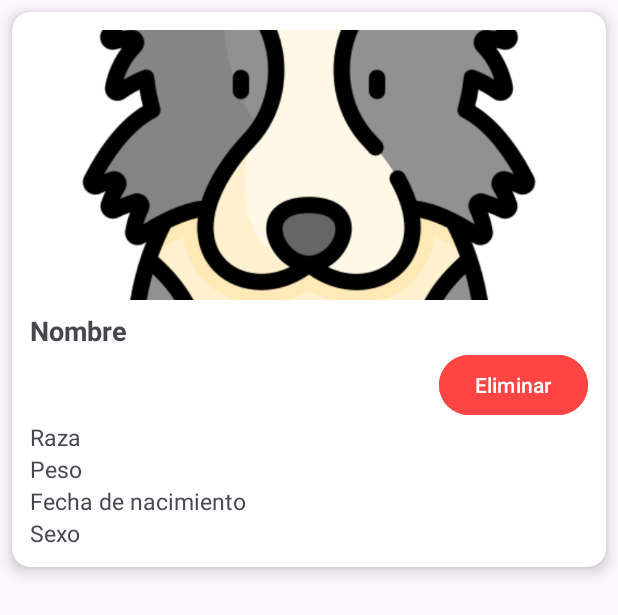
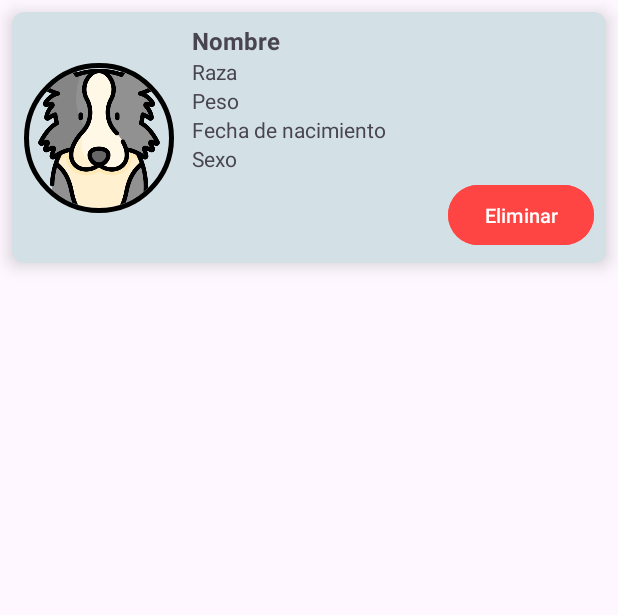
Before and after one commit to Jorch1710/Medipet, an Android app: the layout item_mascota_card.xml on its own in the app's theme, with its tools: preview values and no code run, on a phone screen of 412 x 824 dp. Shown: the top 615 px of the screen. Run offline under Robolectric (Android 15) with nearby library versions, the phone set to English and light mode, and no system bars.

Commit message:
Disenio usuario

```diff
--- a/app/src/main/res/layout/activity_main_kj.xml
+++ b/app/src/main/res/layout/activity_main_kj.xml
@@ -5,6 +5,7 @@
     android:id="@+id/main"
     android:layout_width="match_parent"
     android:layout_height="match_parent"
+    android:background="@drawable/fonditobeliko"
     tools:context=".MainActivityKJ">
 
     <!-- HEADER FIJO -->
--- a/app/src/main/res/layout/item_mascota_card.xml
+++ b/app/src/main/res/layout/item_mascota_card.xml
@@ -1,72 +1,88 @@
 <?xml version="1.0" encoding="utf-8"?>
 <androidx.cardview.widget.CardView xmlns:android="http://schemas.android.com/apk/res/android"
-    xmlns:card_view="http://schemas.android.com/apk/res-auto"
+    xmlns:app="http://schemas.android.com/apk/res-auto"
     android:layout_width="match_parent"
     android:layout_height="wrap_content"
     android:layout_margin="8dp"
-    card_view:cardCornerRadius="12dp"
-    card_view:cardElevation="6dp">
+    app:cardCornerRadius="8dp"
+    android:backgroundTint="#D3E0E6"
+    app:cardElevation="7dp">
 
-    <LinearLayout
-        android:orientation="vertical"
+    <androidx.constraintlayout.widget.ConstraintLayout
         android:layout_width="match_parent"
         android:layout_height="wrap_content"
-        android:padding="12dp">
+        android:padding="8dp">
 
-        <ImageView
+        <de.hdodenhof.circleimageview.CircleImageView
             android:id="@+id/img_mascota_card"
-            android:layout_width="match_parent"
-            android:layout_height="180dp"
+            android:layout_width="100dp"
+            app:civ_border_color="@color/black"
+            app:civ_border_width="3dp"
+            android:layout_height="100dp"
             android:scaleType="centerCrop"
-            android:src="@drawable/placeholder" />
+            android:src="@drawable/placeholder"
+            app:layout_constraintTop_toTopOf="parent"
+            app:layout_constraintBottom_toBottomOf="parent"
+            app:layout_constraintStart_toStartOf="parent" />
 
-        <TextView
-            android:id="@+id/txt_nombre_card"
-            android:text="Nombre"
-            android:textSize="18sp"
-            android:textStyle="bold"
-            android:layout_marginTop="8dp"
-            android:layout_width="wrap_content"
-            android:layout_height="wrap_content" />
+        <LinearLayout
+            android:id="@+id/layout_textos"
+            android:layout_width="0dp"
+            android:layout_height="wrap_content"
+            android:orientation="vertical"
+            app:layout_constraintStart_toEndOf="@id/img_mascota_card"
+            app:layout_constraintTop_toTopOf="@id/img_mascota_card"
+            app:layout_constraintBottom_toBottomOf="@id/img_mascota_card"
+            app:layout_constraintEnd_toEndOf="parent"
+            android:layout_marginStart="12dp">
 
-        <Button
-            android:id="@+id/btn_eliminar"
-            android:layout_width="wrap_content"
-            android:layout_height="wrap_content"
-            android:layout_gravity="end"
-            android:backgroundTint="@android:color/holo_red_light"
-            android:text="Eliminar"
-            android:textColor="@android:color/white" />
+            <TextView
+                android:id="@+id/txt_nombre_card"
+                android:layout_width="match_parent"
+                android:layout_height="wrap_content"
+                android:text="Nombre"
+                android:textSize="16sp"
+                android:textStyle="bold" />
 
-        <TextView
-            android:id="@+id/txt_raza_card"
-            android:text="Raza"
-            android:textSize="15sp"
-            android:layout_width="wrap_content"
-            android:layout_height="wrap_content" />
+            <TextView
+                android:id="@+id/txt_raza_card"
+                android:layout_width="match_parent"
+                android:layout_height="wrap_content"
+                android:text="Raza"
+                android:textSize="14sp" />
 
-        <TextView
-            android:id="@+id/txt_peso_card"
-            android:text="Peso"
-            android:textSize="15sp"
-            android:layout_width="wrap_content"
-            android:layout_height="wrap_content" />
+            <TextView
+                android:id="@+id/txt_peso_card"
+                android:layout_width="match_parent"
+                android:layout_height="wrap_content"
+                android:text="Peso"
+                android:textSize="14sp" />
 
-        <!-- NUEVO: Fecha de nacimiento -->
-        <TextView
-            android:id="@+id/txt_fecha_card"
-            android:text="Fecha de nacimiento"
-            android:textSize="15sp"
-            android:layout_width="wrap_content"
-            android:layout_height="wrap_content" />
+            <TextView
+                android:id="@+id/txt_fecha_card"
+                android:layout_width="match_parent"
+                android:layout_height="wrap_content"
+                android:text="Fecha de nacimiento"
+                android:textSize="14sp" />
 
-        <!-- NUEVO: Sexo -->
-        <TextView
-            android:id="@+id/txt_sexo_card"
-            android:text="Sexo"
-            android:textSize="15sp"
-            android:layout_width="wrap_content"
-            android:layout_height="wrap_content" />
+            <TextView
+                android:id="@+id/txt_sexo_card"
+                android:layout_width="match_parent"
+                android:layout_height="wrap_content"
+                android:text="Sexo"
+                android:textSize="14sp" />
 
-    </LinearLayout>
+            <Button
+                android:id="@+id/btn_eliminar"
+                android:layout_width="wrap_content"
+                android:layout_height="wrap_content"
+                android:backgroundTint="@android:color/holo_red_light"
+                android:text="Eliminar"
+                android:textColor="@android:color/white"
+                android:textSize="13sp"
+                android:layout_marginTop="4dp"
+                android:layout_gravity="end" />
+        </LinearLayout>
+
+    </androidx.constraintlayout.widget.ConstraintLayout>
 </androidx.cardview.widget.CardView>
```
Also changed, not shown: app/src/main/res/drawable/fonditobeliko.jpg (added).
